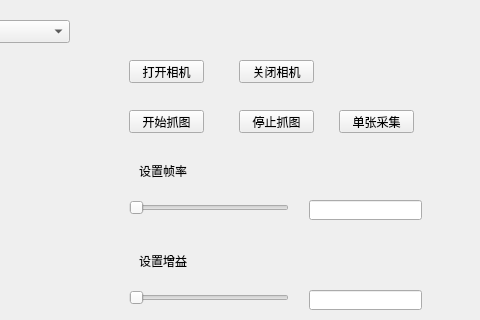
Before: the Qt Designer form Dahua_sdk_3/Src/form.ui in 3737cc/C-C--, drawn with Qt 5; both pictures show x 511 to 991 and y 0 to 320 of the 991 by 635 pixel window.
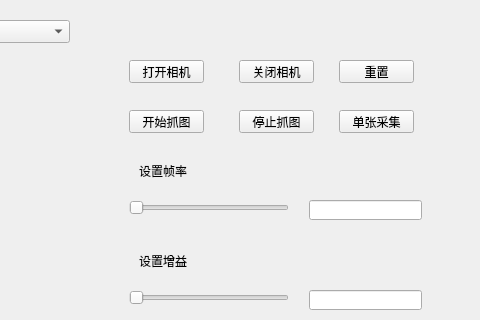
After: the same form once the commit is applied. Custom widgets are drawn as their Qt base class.

```diff
--- a/Dahua_sdk_3/Src/form.ui
+++ b/Dahua_sdk_3/Src/form.ui
@@ -373,6 +373,31 @@
     <string>宽度           *           高度</string>
    </property>
   </widget>
+  <widget class="QPushButton" name="pushButtonReset">
+   <property name="geometry">
+    <rect>
+     <x>850</x>
+     <y>60</y>
+     <width>75</width>
+     <height>23</height>
+    </rect>
+   </property>
+   <property name="minimumSize">
+    <size>
+     <width>75</width>
+     <height>23</height>
+    </size>
+   </property>
+   <property name="maximumSize">
+    <size>
+     <width>75</width>
+     <height>23</height>
+    </size>
+   </property>
+   <property name="text">
+    <string>重置</string>
+   </property>
+  </widget>
  </widget>
  <customwidgets>
   <customwidget>
```
